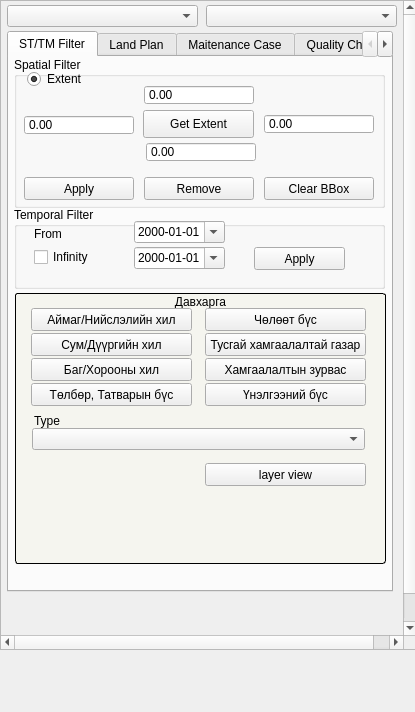
Before: the Qt Designer form view/PlanNavigatorWidget.ui in teamlm2/lm2_mgis, drawn with Qt 5.
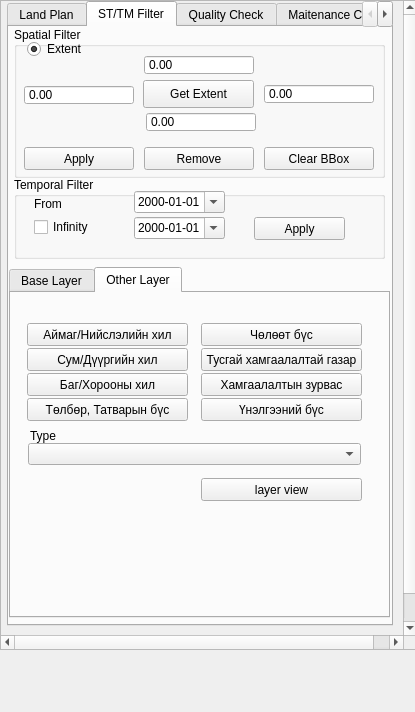
After: the same form once the commit is applied. The open tabs and pages were chosen to show the change.

The edit to the form file:
```diff
--- a/view/PlanNavigatorWidget.ui
+++ b/view/PlanNavigatorWidget.ui
@@ -81,15 +81,15 @@
       <property name="geometry">
        <rect>
         <x>6</x>
-        <y>30</y>
+        <y>0</y>
         <width>386</width>
-        <height>561</height>
+        <height>625</height>
        </rect>
       </property>
       <property name="maximumSize">
        <size>
         <width>16777215</width>
-        <height>600</height>
+        <height>625</height>
        </size>
       </property>
       <property name="currentIndex">
@@ -98,450 +98,6 @@
       <property name="usesScrollButtons">
        <bool>true</bool>
       </property>
-      <widget class="QWidget" name="st_tm_filter_tab">
-       <attribute name="title">
-        <string>ST/TM Filter</string>
-       </attribute>
-       <widget class="QGroupBox" name="spatial_groupbox">
-        <property name="geometry">
-         <rect>
-          <x>5</x>
-          <y>0</y>
-          <width>371</width>
-          <height>151</height>
-         </rect>
-        </property>
-        <property name="title">
-         <string>Spatial Filter</string>
-        </property>
-        <widget class="QPushButton" name="get_extent_button">
-         <property name="geometry">
-          <rect>
-           <x>129</x>
-           <y>53</y>
-           <width>111</width>
-           <height>28</height>
-          </rect>
-         </property>
-         <property name="text">
-          <string>Get Extent</string>
-         </property>
-        </widget>
-        <widget class="QPushButton" name="apply_button">
-         <property name="geometry">
-          <rect>
-           <x>10</x>
-           <y>120</y>
-           <width>110</width>
-           <height>23</height>
-          </rect>
-         </property>
-         <property name="text">
-          <string>Apply</string>
-         </property>
-        </widget>
-        <widget class="QPushButton" name="clear_b_box_button">
-         <property name="geometry">
-          <rect>
-           <x>250</x>
-           <y>120</y>
-           <width>110</width>
-           <height>23</height>
-          </rect>
-         </property>
-         <property name="text">
-          <string>Clear BBox</string>
-         </property>
-        </widget>
-        <widget class="QPushButton" name="remove_button">
-         <property name="geometry">
-          <rect>
-           <x>130</x>
-           <y>120</y>
-           <width>110</width>
-           <height>23</height>
-          </rect>
-         </property>
-         <property name="text">
-          <string>Remove</string>
-         </property>
-        </widget>
-        <widget class="QRadioButton" name="extent_rbutton">
-         <property name="geometry">
-          <rect>
-           <x>13</x>
-           <y>14</y>
-           <width>321</width>
-           <height>16</height>
-          </rect>
-         </property>
-         <property name="text">
-          <string>Extent</string>
-         </property>
-         <property name="checked">
-          <bool>true</bool>
-         </property>
-         <attribute name="buttonGroup">
-          <string notr="true">buttonGroup</string>
-         </attribute>
-        </widget>
-        <widget class="QDoubleSpinBox" name="extent_east_spinbox">
-         <property name="geometry">
-          <rect>
-           <x>250</x>
-           <y>57</y>
-           <width>110</width>
-           <height>20</height>
-          </rect>
-         </property>
-         <property name="inputMethodHints">
-          <set>Qt::ImhFormattedNumbersOnly</set>
-         </property>
-         <property name="readOnly">
-          <bool>true</bool>
-         </property>
-         <property name="buttonSymbols">
-          <enum>QAbstractSpinBox::NoButtons</enum>
-         </property>
-         <property name="minimum">
-          <double>-200000010.000000000000000</double>
-         </property>
-         <property name="maximum">
-          <double>200000010.000000000000000</double>
-         </property>
-        </widget>
-        <widget class="QDoubleSpinBox" name="extent_west_spinbox">
-         <property name="geometry">
-          <rect>
-           <x>10</x>
-           <y>58</y>
-           <width>110</width>
-           <height>20</height>
-          </rect>
-         </property>
-         <property name="inputMethodHints">
-          <set>Qt::ImhFormattedNumbersOnly</set>
-         </property>
-         <property name="readOnly">
-          <bool>true</bool>
-         </property>
-         <property name="buttonSymbols">
-          <enum>QAbstractSpinBox::NoButtons</enum>
-         </property>
-         <property name="minimum">
-          <double>-200000010.000000000000000</double>
-         </property>
-         <property name="maximum">
-          <double>200000010.000000000000000</double>
-         </property>
-        </widget>
-        <widget class="QDoubleSpinBox" name="extent_south_spinbox">
-         <property name="geometry">
-          <rect>
-           <x>132</x>
-           <y>85</y>
-           <width>110</width>
-           <height>20</height>
-          </rect>
-         </property>
-         <property name="inputMethodHints">
-          <set>Qt::ImhFormattedNumbersOnly</set>
-         </property>
-         <property name="readOnly">
-          <bool>true</bool>
-         </property>
-         <property name="buttonSymbols">
-          <enum>QAbstractSpinBox::NoButtons</enum>
-         </property>
-         <property name="minimum">
-          <double>-200000010.000000000000000</double>
-         </property>
-         <property name="maximum">
-          <double>200000010.000000000000000</double>
-         </property>
-        </widget>
-        <widget class="QDoubleSpinBox" name="extent_north_spinbox">
-         <property name="geometry">
-          <rect>
-           <x>130</x>
-           <y>28</y>
-           <width>110</width>
-           <height>20</height>
-          </rect>
-         </property>
-         <property name="inputMethodHints">
-          <set>Qt::ImhFormattedNumbersOnly</set>
-         </property>
-         <property name="readOnly">
-          <bool>true</bool>
-         </property>
-         <property name="buttonSymbols">
-          <enum>QAbstractSpinBox::NoButtons</enum>
-         </property>
-         <property name="minimum">
-          <double>-200000010.000000000000000</double>
-         </property>
-         <property name="maximum">
-          <double>200000010.000000000000000</double>
-         </property>
-        </widget>
-       </widget>
-       <widget class="QGroupBox" name="groupBox_6">
-        <property name="geometry">
-         <rect>
-          <x>5</x>
-          <y>150</y>
-          <width>371</width>
-          <height>82</height>
-         </rect>
-        </property>
-        <property name="title">
-         <string>Temporal Filter</string>
-        </property>
-        <widget class="QDateEdit" name="from_date_edit">
-         <property name="geometry">
-          <rect>
-           <x>120</x>
-           <y>14</y>
-           <width>91</width>
-           <height>22</height>
-          </rect>
-         </property>
-         <property name="displayFormat">
-          <string>yyyy-MM-dd</string>
-         </property>
-         <property name="calendarPopup">
-          <bool>true</bool>
-         </property>
-        </widget>
-        <widget class="QDateEdit" name="till_date_edit">
-         <property name="geometry">
-          <rect>
-           <x>120</x>
-           <y>40</y>
-           <width>91</width>
-           <height>22</height>
-          </rect>
-         </property>
-         <property name="displayFormat">
-          <string>yyyy-MM-dd</string>
-         </property>
-         <property name="calendarPopup">
-          <bool>true</bool>
-         </property>
-        </widget>
-        <widget class="QCheckBox" name="infinity_check_box">
-         <property name="geometry">
-          <rect>
-           <x>20</x>
-           <y>40</y>
-           <width>91</width>
-           <height>20</height>
-          </rect>
-         </property>
-         <property name="text">
-          <string>Infinity</string>
-         </property>
-        </widget>
-        <widget class="QPushButton" name="temp_filter_apply_button">
-         <property name="geometry">
-          <rect>
-           <x>240</x>
-           <y>40</y>
-           <width>91</width>
-           <height>23</height>
-          </rect>
-         </property>
-         <property name="text">
-          <string>Apply</string>
-         </property>
-        </widget>
-        <widget class="QLabel" name="label_12">
-         <property name="geometry">
-          <rect>
-           <x>20</x>
-           <y>18</y>
-           <width>101</width>
-           <height>17</height>
-          </rect>
-         </property>
-         <property name="text">
-          <string>From</string>
-         </property>
-        </widget>
-       </widget>
-       <widget class="QGroupBox" name="groupBox_2">
-        <property name="geometry">
-         <rect>
-          <x>6</x>
-          <y>236</y>
-          <width>371</width>
-          <height>271</height>
-         </rect>
-        </property>
-        <property name="font">
-         <font>
-          <weight>50</weight>
-          <bold>false</bold>
-         </font>
-        </property>
-        <property name="styleSheet">
-         <string notr="true">QGroupBox {
-     background-color: #f5f5ef; border: 1px solid black;
-     border-radius: 3px;
-}</string>
-        </property>
-        <property name="title">
-         <string>Давхарга</string>
-        </property>
-        <property name="alignment">
-         <set>Qt::AlignCenter</set>
-        </property>
-        <widget class="QPushButton" name="au_level3_button">
-         <property name="geometry">
-          <rect>
-           <x>16</x>
-           <y>65</y>
-           <width>161</width>
-           <height>23</height>
-          </rect>
-         </property>
-         <property name="text">
-          <string>Баг/Хорооны хил</string>
-         </property>
-        </widget>
-        <widget class="QPushButton" name="layer_view_button">
-         <property name="geometry">
-          <rect>
-           <x>190</x>
-           <y>170</y>
-           <width>161</width>
-           <height>23</height>
-          </rect>
-         </property>
-         <property name="styleSheet">
-          <string notr="true"/>
-         </property>
-         <property name="text">
-          <string>layer view</string>
-         </property>
-        </widget>
-        <widget class="QPushButton" name="fee_tax_zone_button">
-         <property name="geometry">
-          <rect>
-           <x>16</x>
-           <y>90</y>
-           <width>161</width>
-           <height>23</height>
-          </rect>
-         </property>
-         <property name="text">
-          <string>Төлбөр, Татварын бүс</string>
-         </property>
-        </widget>
-        <widget class="QPushButton" name="au_level2_button">
-         <property name="geometry">
-          <rect>
-           <x>16</x>
-           <y>40</y>
-           <width>161</width>
-           <height>23</height>
-          </rect>
-         </property>
-         <property name="text">
-          <string>Сум/Дүүргийн хил</string>
-         </property>
-        </widget>
-        <widget class="QPushButton" name="mpa_zone_button">
-         <property name="geometry">
-          <rect>
-           <x>190</x>
-           <y>40</y>
-           <width>161</width>
-           <height>23</height>
-          </rect>
-         </property>
-         <property name="text">
-          <string>Тусгай хамгаалалтай газар</string>
-         </property>
-        </widget>
-        <widget class="QPushButton" name="sec_zone_button">
-         <property name="geometry">
-          <rect>
-           <x>190</x>
-           <y>65</y>
-           <width>161</width>
-           <height>23</height>
-          </rect>
-         </property>
-         <property name="text">
-          <string>Хамгаалалтын зурвас</string>
-         </property>
-        </widget>
-        <widget class="QPushButton" name="au_level1_button">
-         <property name="geometry">
-          <rect>
-           <x>16</x>
-           <y>15</y>
-           <width>161</width>
-           <height>23</height>
-          </rect>
-         </property>
-         <property name="text">
-          <string>Аймаг/Нийслэлийн хил</string>
-         </property>
-        </widget>
-        <widget class="QPushButton" name="free_zone_button">
-         <property name="geometry">
-          <rect>
-           <x>190</x>
-           <y>15</y>
-           <width>161</width>
-           <height>23</height>
-          </rect>
-         </property>
-         <property name="text">
-          <string>Чөлөөт бүс</string>
-         </property>
-        </widget>
-        <widget class="QPushButton" name="valuation_zone_button">
-         <property name="geometry">
-          <rect>
-           <x>190</x>
-           <y>90</y>
-           <width>161</width>
-           <height>23</height>
-          </rect>
-         </property>
-         <property name="text">
-          <string>Үнэлгээний бүс</string>
-         </property>
-        </widget>
-        <widget class="QComboBox" name="type_cbox">
-         <property name="geometry">
-          <rect>
-           <x>17</x>
-           <y>135</y>
-           <width>333</width>
-           <height>22</height>
-          </rect>
-         </property>
-        </widget>
-        <widget class="QLabel" name="label">
-         <property name="geometry">
-          <rect>
-           <x>19</x>
-           <y>120</y>
-           <width>331</width>
-           <height>16</height>
-          </rect>
-         </property>
-         <property name="text">
-          <string>Type</string>
-         </property>
-        </widget>
-       </widget>
-      </widget>
       <widget class="QWidget" name="plan_tab">
        <attribute name="title">
         <string>Land Plan</string>
@@ -844,6 +400,635 @@
          </property>
         </widget>
        </widget>
+       <widget class="QComboBox" name="working_l2_cbox">
+        <property name="geometry">
+         <rect>
+          <x>205</x>
+          <y>5</y>
+          <width>170</width>
+          <height>22</height>
+         </rect>
+        </property>
+       </widget>
+       <widget class="QComboBox" name="working_l1_cbox">
+        <property name="geometry">
+         <rect>
+          <x>6</x>
+          <y>5</y>
+          <width>170</width>
+          <height>22</height>
+         </rect>
+        </property>
+       </widget>
+       <widget class="QLabel" name="error_label">
+        <property name="geometry">
+         <rect>
+          <x>7</x>
+          <y>568</y>
+          <width>374</width>
+          <height>21</height>
+         </rect>
+        </property>
+        <property name="font">
+         <font>
+          <family>Helvetica</family>
+          <pointsize>14</pointsize>
+          <weight>75</weight>
+          <bold>true</bold>
+         </font>
+        </property>
+        <property name="styleSheet">
+         <string notr="true">QLabel {color : red;}
+font: 75 14pt &quot;Helvetica&quot;;</string>
+        </property>
+        <property name="text">
+         <string/>
+        </property>
+        <property name="wordWrap">
+         <bool>true</bool>
+        </property>
+       </widget>
+      </widget>
+      <widget class="QWidget" name="st_tm_filter_tab">
+       <attribute name="title">
+        <string>ST/TM Filter</string>
+       </attribute>
+       <widget class="QGroupBox" name="spatial_groupbox">
+        <property name="geometry">
+         <rect>
+          <x>5</x>
+          <y>0</y>
+          <width>371</width>
+          <height>151</height>
+         </rect>
+        </property>
+        <property name="title">
+         <string>Spatial Filter</string>
+        </property>
+        <widget class="QPushButton" name="get_extent_button">
+         <property name="geometry">
+          <rect>
+           <x>129</x>
+           <y>53</y>
+           <width>111</width>
+           <height>28</height>
+          </rect>
+         </property>
+         <property name="text">
+          <string>Get Extent</string>
+         </property>
+        </widget>
+        <widget class="QPushButton" name="apply_button">
+         <property name="geometry">
+          <rect>
+           <x>10</x>
+           <y>120</y>
+           <width>110</width>
+           <height>23</height>
+          </rect>
+         </property>
+         <property name="text">
+          <string>Apply</string>
+         </property>
+        </widget>
+        <widget class="QPushButton" name="clear_b_box_button">
+         <property name="geometry">
+          <rect>
+           <x>250</x>
+           <y>120</y>
+           <width>110</width>
+           <height>23</height>
+          </rect>
+         </property>
+         <property name="text">
+          <string>Clear BBox</string>
+         </property>
+        </widget>
+        <widget class="QPushButton" name="remove_button">
+         <property name="geometry">
+          <rect>
+           <x>130</x>
+           <y>120</y>
+           <width>110</width>
+           <height>23</height>
+          </rect>
+         </property>
+         <property name="text">
+          <string>Remove</string>
+         </property>
+        </widget>
+        <widget class="QRadioButton" name="extent_rbutton">
+         <property name="geometry">
+          <rect>
+           <x>13</x>
+           <y>14</y>
+           <width>321</width>
+           <height>16</height>
+          </rect>
+         </property>
+         <property name="text">
+          <string>Extent</string>
+         </property>
+         <property name="checked">
+          <bool>true</bool>
+         </property>
+         <attribute name="buttonGroup">
+          <string notr="true">buttonGroup</string>
+         </attribute>
+        </widget>
+        <widget class="QDoubleSpinBox" name="extent_east_spinbox">
+         <property name="geometry">
+          <rect>
+           <x>250</x>
+           <y>57</y>
+           <width>110</width>
+           <height>20</height>
+          </rect>
+         </property>
+         <property name="inputMethodHints">
+          <set>Qt::ImhFormattedNumbersOnly</set>
+         </property>
+         <property name="readOnly">
+          <bool>true</bool>
+         </property>
+         <property name="buttonSymbols">
+          <enum>QAbstractSpinBox::NoButtons</enum>
+         </property>
+         <property name="minimum">
+          <double>-200000010.000000000000000</double>
+         </property>
+         <property name="maximum">
+          <double>200000010.000000000000000</double>
+         </property>
+        </widget>
+        <widget class="QDoubleSpinBox" name="extent_west_spinbox">
+         <property name="geometry">
+          <rect>
+           <x>10</x>
+           <y>58</y>
+           <width>110</width>
+           <height>20</height>
+          </rect>
+         </property>
+         <property name="inputMethodHints">
+          <set>Qt::ImhFormattedNumbersOnly</set>
+         </property>
+         <property name="readOnly">
+          <bool>true</bool>
+         </property>
+         <property name="buttonSymbols">
+          <enum>QAbstractSpinBox::NoButtons</enum>
+         </property>
+         <property name="minimum">
+          <double>-200000010.000000000000000</double>
+         </property>
+         <property name="maximum">
+          <double>200000010.000000000000000</double>
+         </property>
+        </widget>
+        <widget class="QDoubleSpinBox" name="extent_south_spinbox">
+         <property name="geometry">
+          <rect>
+           <x>132</x>
+           <y>85</y>
+           <width>110</width>
+           <height>20</height>
+          </rect>
+         </property>
+         <property name="inputMethodHints">
+          <set>Qt::ImhFormattedNumbersOnly</set>
+         </property>
+         <property name="readOnly">
+          <bool>true</bool>
+         </property>
+         <property name="buttonSymbols">
+          <enum>QAbstractSpinBox::NoButtons</enum>
+         </property>
+         <property name="minimum">
+          <double>-200000010.000000000000000</double>
+         </property>
+         <property name="maximum">
+          <double>200000010.000000000000000</double>
+         </property>
+        </widget>
+        <widget class="QDoubleSpinBox" name="extent_north_spinbox">
+         <property name="geometry">
+          <rect>
+           <x>130</x>
+           <y>28</y>
+           <width>110</width>
+           <height>20</height>
+          </rect>
+         </property>
+         <property name="inputMethodHints">
+          <set>Qt::ImhFormattedNumbersOnly</set>
+         </property>
+         <property name="readOnly">
+          <bool>true</bool>
+         </property>
+         <property name="buttonSymbols">
+          <enum>QAbstractSpinBox::NoButtons</enum>
+         </property>
+         <property name="minimum">
+          <double>-200000010.000000000000000</double>
+         </property>
+         <property name="maximum">
+          <double>200000010.000000000000000</double>
+         </property>
+        </widget>
+       </widget>
+       <widget class="QGroupBox" name="groupBox_6">
+        <property name="geometry">
+         <rect>
+          <x>5</x>
+          <y>150</y>
+          <width>371</width>
+          <height>82</height>
+         </rect>
+        </property>
+        <property name="title">
+         <string>Temporal Filter</string>
+        </property>
+        <widget class="QDateEdit" name="from_date_edit">
+         <property name="geometry">
+          <rect>
+           <x>120</x>
+           <y>14</y>
+           <width>91</width>
+           <height>22</height>
+          </rect>
+         </property>
+         <property name="displayFormat">
+          <string>yyyy-MM-dd</string>
+         </property>
+         <property name="calendarPopup">
+          <bool>true</bool>
+         </property>
+        </widget>
+        <widget class="QDateEdit" name="till_date_edit">
+         <property name="geometry">
+          <rect>
+           <x>120</x>
+           <y>40</y>
+           <width>91</width>
+           <height>22</height>
+          </rect>
+         </property>
+         <property name="displayFormat">
+          <string>yyyy-MM-dd</string>
+         </property>
+         <property name="calendarPopup">
+          <bool>true</bool>
+         </property>
+        </widget>
+        <widget class="QCheckBox" name="infinity_check_box">
+         <property name="geometry">
+          <rect>
+           <x>20</x>
+           <y>40</y>
+           <width>91</width>
+           <height>20</height>
+          </rect>
+         </property>
+         <property name="text">
+          <string>Infinity</string>
+         </property>
+        </widget>
+        <widget class="QPushButton" name="temp_filter_apply_button">
+         <property name="geometry">
+          <rect>
+           <x>240</x>
+           <y>40</y>
+           <width>91</width>
+           <height>23</height>
+          </rect>
+         </property>
+         <property name="text">
+          <string>Apply</string>
+         </property>
+        </widget>
+        <widget class="QLabel" name="label_12">
+         <property name="geometry">
+          <rect>
+           <x>20</x>
+           <y>18</y>
+           <width>101</width>
+           <height>17</height>
+          </rect>
+         </property>
+         <property name="text">
+          <string>From</string>
+         </property>
+        </widget>
+       </widget>
+       <widget class="QTabWidget" name="tabWidget_2">
+        <property name="geometry">
+         <rect>
+          <x>0</x>
+          <y>240</y>
+          <width>381</width>
+          <height>351</height>
+         </rect>
+        </property>
+        <property name="currentIndex">
+         <number>0</number>
+        </property>
+        <widget class="QWidget" name="tab_6">
+         <attribute name="title">
+          <string>Base Layer</string>
+         </attribute>
+         <widget class="QDateEdit" name="dateEdit_2">
+          <property name="geometry">
+           <rect>
+            <x>110</x>
+            <y>10</y>
+            <width>70</width>
+            <height>22</height>
+           </rect>
+          </property>
+         </widget>
+         <widget class="QDateEdit" name="dateEdit">
+          <property name="geometry">
+           <rect>
+            <x>10</x>
+            <y>10</y>
+            <width>70</width>
+            <height>22</height>
+           </rect>
+          </property>
+         </widget>
+         <widget class="QTableWidget" name="layers_twidget">
+          <property name="geometry">
+           <rect>
+            <x>10</x>
+            <y>40</y>
+            <width>361</width>
+            <height>241</height>
+           </rect>
+          </property>
+         </widget>
+         <widget class="QPushButton" name="filter_view_button">
+          <property name="geometry">
+           <rect>
+            <x>287</x>
+            <y>290</y>
+            <width>75</width>
+            <height>23</height>
+           </rect>
+          </property>
+          <property name="text">
+           <string>View</string>
+          </property>
+         </widget>
+         <widget class="QCheckBox" name="filter_chbox">
+          <property name="geometry">
+           <rect>
+            <x>190</x>
+            <y>293</y>
+            <width>91</width>
+            <height>17</height>
+           </rect>
+          </property>
+          <property name="text">
+           <string>Is Filter</string>
+          </property>
+         </widget>
+        </widget>
+        <widget class="QWidget" name="tab_5">
+         <attribute name="title">
+          <string>Other Layer</string>
+         </attribute>
+         <widget class="QPushButton" name="au_level2_button_2">
+          <property name="geometry">
+           <rect>
+            <x>16</x>
+            <y>55</y>
+            <width>161</width>
+            <height>23</height>
+           </rect>
+          </property>
+          <property name="text">
+           <string>Сум/Дүүргийн хил</string>
+          </property>
+         </widget>
+         <widget class="QPushButton" name="au_level1_button_2">
+          <property name="geometry">
+           <rect>
+            <x>16</x>
+            <y>30</y>
+            <width>161</width>
+            <height>23</height>
+           </rect>
+          </property>
+          <property name="text">
+           <string>Аймаг/Нийслэлийн хил</string>
+          </property>
+         </widget>
+         <widget class="QPushButton" name="layer_view_button_2">
+          <property name="geometry">
+           <rect>
+            <x>190</x>
+            <y>185</y>
+            <width>161</width>
+            <height>23</height>
+           </rect>
+          </property>
+          <property name="styleSheet">
+           <string notr="true"/>
+          </property>
+          <property name="text">
+           <string>layer view</string>
+          </property>
+         </widget>
+         <widget class="QPushButton" name="fee_tax_zone_button_2">
+          <property name="geometry">
+           <rect>
+            <x>16</x>
+            <y>105</y>
+            <width>161</width>
+            <height>23</height>
+           </rect>
+          </property>
+          <property name="text">
+           <string>Төлбөр, Татварын бүс</string>
+          </property>
+         </widget>
+         <widget class="QComboBox" name="type_cbox_2">
+          <property name="geometry">
+           <rect>
+            <x>17</x>
+            <y>150</y>
+            <width>333</width>
+            <height>22</height>
+           </rect>
+          </property>
+         </widget>
+         <widget class="QPushButton" name="valuation_zone_button_2">
+          <property name="geometry">
+           <rect>
+            <x>190</x>
+            <y>105</y>
+            <width>161</width>
+            <height>23</height>
+           </rect>
+          </property>
+          <property name="text">
+           <string>Үнэлгээний бүс</string>
+          </property>
+         </widget>
+         <widget class="QPushButton" name="sec_zone_button_2">
+          <property name="geometry">
+           <rect>
+            <x>190</x>
+            <y>80</y>
+            <width>161</width>
+            <height>23</height>
+           </rect>
+          </property>
+          <property name="text">
+           <string>Хамгаалалтын зурвас</string>
+          </property>
+         </widget>
+         <widget class="QPushButton" name="au_level3_button_2">
+          <property name="geometry">
+           <rect>
+            <x>16</x>
+            <y>80</y>
+            <width>161</width>
+            <height>23</height>
+           </rect>
+          </property>
+          <property name="text">
+           <string>Баг/Хорооны хил</string>
+          </property>
+         </widget>
+         <widget class="QLabel" name="label_2">
+          <property name="geometry">
+           <rect>
+            <x>19</x>
+            <y>135</y>
+            <width>331</width>
+            <height>16</height>
+           </rect>
+          </property>
+          <property name="text">
+           <string>Type</string>
+          </property>
+         </widget>
+         <widget class="QPushButton" name="mpa_zone_button_2">
+          <property name="geometry">
+           <rect>
+            <x>190</x>
+            <y>55</y>
+            <width>161</width>
+            <height>23</height>
+           </rect>
+          </property>
+          <property name="text">
+           <string>Тусгай хамгаалалтай газар</string>
+          </property>
+         </widget>
+         <widget class="QPushButton" name="free_zone_button_2">
+          <property name="geometry">
+           <rect>
+            <x>190</x>
+            <y>30</y>
+            <width>161</width>
+            <height>23</height>
+           </rect>
+          </property>
+          <property name="text">
+           <string>Чөлөөт бүс</string>
+          </property>
+         </widget>
+        </widget>
+       </widget>
+      </widget>
+      <widget class="QWidget" name="tab_3">
+       <attribute name="title">
+        <string>Quality Check</string>
+       </attribute>
+       <widget class="QListWidget" name="qa_lwidget">
+        <property name="geometry">
+         <rect>
+          <x>4</x>
+          <y>5</y>
+          <width>371</width>
+          <height>181</height>
+         </rect>
+        </property>
+        <item>
+         <property name="text">
+          <string>01.Building overlapping parcels</string>
+         </property>
+        </item>
+        <item>
+         <property name="text">
+          <string>02.Overlapping buildings</string>
+         </property>
+        </item>
+        <item>
+         <property name="text">
+          <string>03.Overlapping parcels</string>
+         </property>
+        </item>
+        <item>
+         <property name="text">
+          <string>04.Parcels overlapping buildings</string>
+         </property>
+        </item>
+        <item>
+         <property name="text">
+          <string>05.Parcels overlapping fee zones</string>
+         </property>
+        </item>
+        <item>
+         <property name="text">
+          <string>06.Parcels without buildings</string>
+         </property>
+        </item>
+        <item>
+         <property name="text">
+          <string>07.Incorrect street names</string>
+         </property>
+        </item>
+        <item>
+         <property name="text">
+          <string>08.Incorrect khashaa number</string>
+         </property>
+        </item>
+        <item>
+         <property name="text">
+          <string>09.Parcel Info Statistic</string>
+         </property>
+        </item>
+       </widget>
+       <widget class="QPushButton" name="qa_layer_button">
+        <property name="geometry">
+         <rect>
+          <x>9</x>
+          <y>220</y>
+          <width>360</width>
+          <height>23</height>
+         </rect>
+        </property>
+        <property name="text">
+         <string>Layer View</string>
+        </property>
+       </widget>
+       <widget class="QPushButton" name="p_button">
+        <property name="geometry">
+         <rect>
+          <x>90</x>
+          <y>250</y>
+          <width>201</width>
+          <height>23</height>
+         </rect>
+        </property>
+        <property name="text">
+         <string>print</string>
+        </property>
+       </widget>
       </widget>
       <widget class="QWidget" name="maintenance_tab">
        <attribute name="title">
@@ -1233,140 +1418,6 @@
         </widget>
        </widget>
       </widget>
-      <widget class="QWidget" name="tab_3">
-       <attribute name="title">
-        <string>Quality Check</string>
-       </attribute>
-       <widget class="QListWidget" name="qa_lwidget">
-        <property name="geometry">
-         <rect>
-          <x>4</x>
-          <y>5</y>
-          <width>371</width>
-          <height>181</height>
-         </rect>
-        </property>
-        <item>
-         <property name="text">
-          <string>01.Building overlapping parcels</string>
-         </property>
-        </item>
-        <item>
-         <property name="text">
-          <string>02.Overlapping buildings</string>
-         </property>
-        </item>
-        <item>
-         <property name="text">
-          <string>03.Overlapping parcels</string>
-         </property>
-        </item>
-        <item>
-         <property name="text">
-          <string>04.Parcels overlapping buildings</string>
-         </property>
-        </item>
-        <item>
-         <property name="text">
-          <string>05.Parcels overlapping fee zones</string>
-         </property>
-        </item>
-        <item>
-         <property name="text">
-          <string>06.Parcels without buildings</string>
-         </property>
-        </item>
-        <item>
-         <property name="text">
-          <string>07.Incorrect street names</string>
-         </property>
-        </item>
-        <item>
-         <property name="text">
-          <string>08.Incorrect khashaa number</string>
-         </property>
-        </item>
-        <item>
-         <property name="text">
-          <string>09.Parcel Info Statistic</string>
-         </property>
-        </item>
-       </widget>
-       <widget class="QPushButton" name="qa_layer_button">
-        <property name="geometry">
-         <rect>
-          <x>9</x>
-          <y>220</y>
-          <width>360</width>
-          <height>23</height>
-         </rect>
-        </property>
-        <property name="text">
-         <string>Layer View</string>
-        </property>
-       </widget>
-       <widget class="QPushButton" name="p_button">
-        <property name="geometry">
-         <rect>
-          <x>90</x>
-          <y>250</y>
-          <width>201</width>
-          <height>23</height>
-         </rect>
-        </property>
-        <property name="text">
-         <string>print</string>
-        </property>
-       </widget>
-      </widget>
-     </widget>
-     <widget class="QComboBox" name="working_l1_cbox">
-      <property name="geometry">
-       <rect>
-        <x>6</x>
-        <y>4</y>
-        <width>191</width>
-        <height>22</height>
-       </rect>
-      </property>
-     </widget>
-     <widget class="QComboBox" name="working_l2_cbox">
-      <property name="geometry">
-       <rect>
-        <x>205</x>
-        <y>4</y>
-        <width>191</width>
-        <height>22</height>
-       </rect>
-      </property>
-     </widget>
-     <widget class="QLabel" name="error_label">
-      <property name="geometry">
-       <rect>
-        <x>10</x>
-        <y>600</y>
-        <width>374</width>
-        <height>21</height>
-       </rect>
-      </property>
-      <property name="font">
-       <font>
-        <family>Helvetica</family>
-        <pointsize>14</pointsize>
-        <weight>75</weight>
-        <bold>true</bold>
-       </font>
-      </property>
-      <property name="styleSheet">
-       <string notr="true">QLabel {color : red;}
-font: 75 14pt &quot;Helvetica&quot;;</string>
-      </property>
-      <property name="text">
-       <string/>
-      </property>
-      <property name="wordWrap">
-       <bool>true</bool>
-      </property>
      </widget>
     </widget>
    </widget>
```
Left out of the diff: 14 changed lines with no effect on the pictures.
